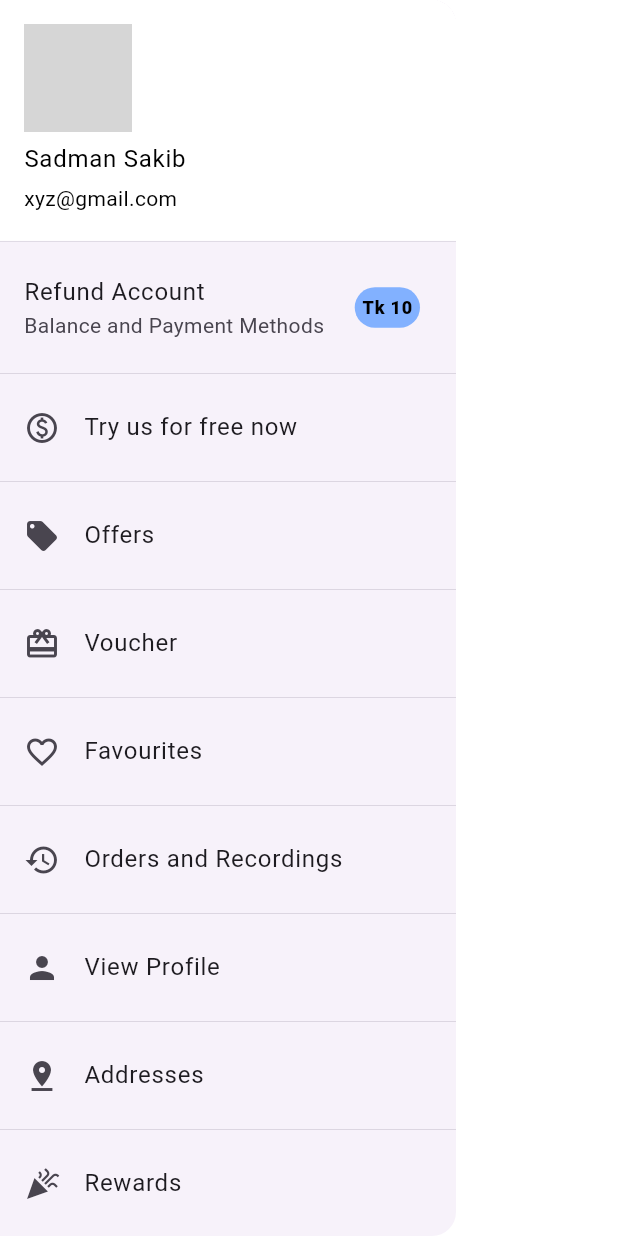
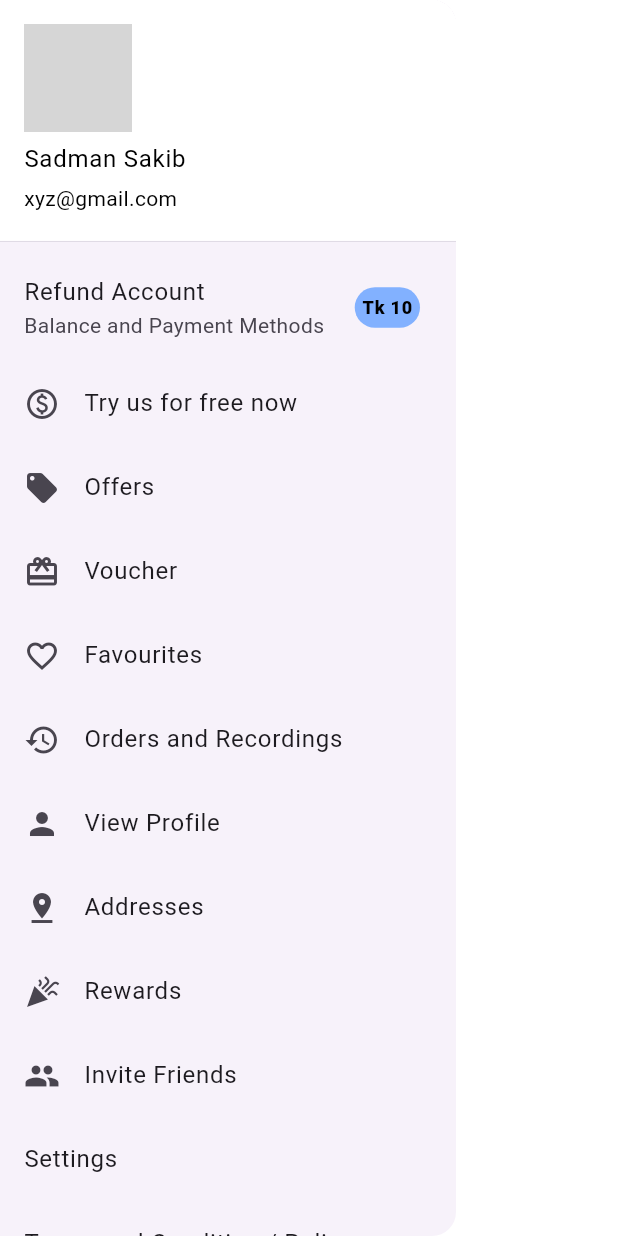
Before and after one commit to Sadman-123/MunchMart, a Flutter app: the MyDrawer widget shown alone on an empty page, opened directly, on a phone screen of 412 x 824 dp. Run offline on Flutter 3.47's test engine with Material 3 defaults, Android fonts, the light colour scheme and no system bars; our stand-ins replace carousel_slider, get, loading_animation_widget; network calls fail; grey boxes are pictures that could not be loaded.

```diff
--- a/lib/screen/components/mydrawe.dart
+++ b/lib/screen/components/mydrawe.dart
@@ -26,35 +26,34 @@ Widget MyDrawer()
               child: Text("Tk 10",style: TextStyle(fontSize: 12,color: Colors. black,fontWeight: FontWeight.w900),)
           ),
         ),
-        Divider(),
         ListTile(
           leading: Icon(Icons.paid_outlined),
           title: Text("Try us for free now"),
         ),
-        Divider(),
+
         ListTile(
           leading: Icon(Icons.local_offer),
           title: Text("Offers"),
         ),
-        Divider(),
+
         ListTile(title: Text("Voucher"),leading: Icon(Icons.card_giftcard),),
-        Divider(),
+
         ListTile(title: Text("Favourites"),leading: Icon(Icons.favorite_border),),
-        Divider(),
+
         ListTile(title: Text("Orders and Recordings"),leading: Icon(Icons.history),),
-        Divider(),
+
         ListTile(title: Text("View Profile"),leading: Icon(Icons.person),),
-        Divider(),
+
         ListTile(title: Text("Addresses"),leading: Icon(Icons.pin_drop),),
-        Divider(),
+
         ListTile(title: Text("Rewards"),leading: Icon(Icons.celebration),),
-        Divider(),
+
         ListTile(title: Text("Invite Friends"),leading: Icon(Icons.group),),
-        Divider(),
+
         ListTile(title: Text("Settings"),),
-        Divider(),
+
         ListTile(title: Text("Terms and Condition / Policy"),),
-        Divider(),
+
         ListTile(title: Text("Logout"),)
       ],
     ),
--- a/lib/screen/home.dart
+++ b/lib/screen/home.dart
@@ -7,6 +7,7 @@ import '../custom_widgets/menu_card.dart';
 import '../custom_widgets/promotional_banner.dart';
 import '../custom_widgets/popular_shops.dart';
 import 'package:get/get.dart';
+import 'package:loading_animation_widget/loading_animation_widget.dart';
 
 class Home extends StatelessWidget {
   final HomeController homeController = Get.find();
@@ -20,7 +21,7 @@ class Home extends StatelessWidget {
             padding: const EdgeInsets.all(9.0),
             child: IconButton(
               onPressed: () {},
-              icon: Icon(Icons.favorite, color: Colors.pink, size: 29),
+              icon: Icon(Icons.favorite_border, color: Colors.pink, size: 29),
             ),
           ),
           Padding(
@@ -33,7 +34,7 @@ class Home extends StatelessWidget {
       ),
       drawer: MyDrawer(),
       body: Obx((){
-        return SingleChildScrollView(
+        return homeController.menu.isEmpty?Center(child: LoadingAnimationWidget.beat(color: Colors.pink, size: 60),):SingleChildScrollView(
           child: Column(
             children: [
               SizedBox(height: 20),
--- a/pubspec.yaml
+++ b/pubspec.yaml
@@ -39,6 +39,7 @@ dependencies:
   get: ^4.6.6
   http: ^1.2.2
   carousel_slider: ^5.0.0
+  loading_animation_widget: ^1.2.1
 
 dev_dependencies:
   flutter_test:
```
Also changed, not shown: pubspec.lock.
